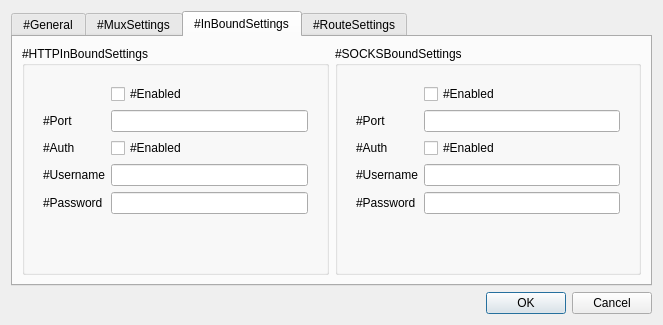
Before: the Qt Designer form src/w_PrefrencesWindow.ui in darsvador/qvssr, drawn with Qt 5.
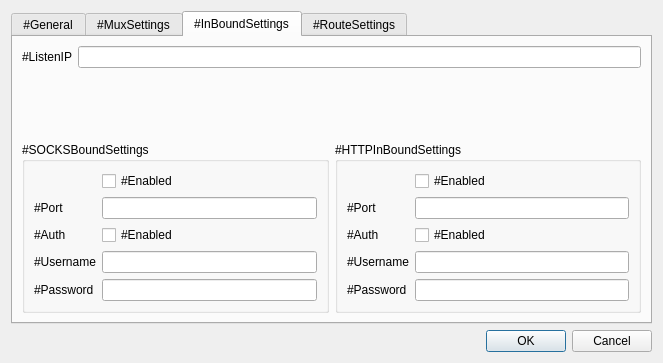
After: the same form once the commit is applied. The open tabs and pages were chosen to show the change.

Patch:
```diff
--- a/src/w_PrefrencesWindow.ui
+++ b/src/w_PrefrencesWindow.ui
@@ -7,7 +7,7 @@
     <x>0</x>
     <y>0</y>
     <width>663</width>
-    <height>325</height>
+    <height>363</height>
    </rect>
   </property>
   <property name="minimumSize">
@@ -186,26 +186,93 @@
       <attribute name="title">
        <string>#InBoundSettings</string>
       </attribute>
+      <layout class="QVBoxLayout" name="verticalLayout">
+       <item>
+        <layout class="QFormLayout" name="formLayout_4">
+         <item row="0" column="0">
+          <widget class="QLabel" name="label_22">
+           <property name="text">
+            <string>#ListenIP</string>
+           </property>
+          </widget>
+         </item>
+         <item row="0" column="1">
+          <widget class="QLineEdit" name="listenIPTxt"/>
+         </item>
+        </layout>
+       </item>
+       <item>
       <layout class="QHBoxLayout" name="horizontalLayout_2">
+         <item>
+          <widget class="QGroupBox" name="groupBox_2">
+           <property name="title">
+            <string>#SOCKSBoundSettings</string>
+           </property>
+           <layout class="QFormLayout" name="formLayout_2">
+            <item row="1" column="0">
+             <widget class="QLabel" name="label_4">
+              <property name="text">
+               <string>#Port</string>
+              </property>
+             </widget>
+            </item>
+            <item row="1" column="1">
+             <widget class="QLineEdit" name="socksPortLE">
+              <property name="text">
+               <string/>
+              </property>
+             </widget>
+            </item>
+            <item row="0" column="1">
+             <widget class="QCheckBox" name="socksCB">
+              <property name="text">
+               <string>#Enabled</string>
+              </property>
+             </widget>
+            </item>
+            <item row="2" column="1">
+             <widget class="QCheckBox" name="socksAuthCB">
+              <property name="text">
+               <string>#Enabled</string>
+              </property>
+             </widget>
+            </item>
+            <item row="2" column="0">
+             <widget class="QLabel" name="label_10">
+              <property name="text">
+               <string>#Auth</string>
+              </property>
+             </widget>
+            </item>
+            <item row="3" column="1">
+             <widget class="QLineEdit" name="socksAuthUsernameTxt"/>
+            </item>
+            <item row="3" column="0">
+             <widget class="QLabel" name="label_11">
+              <property name="text">
+               <string>#Username</string>
+              </property>
+             </widget>
+            </item>
+            <item row="4" column="0">
+             <widget class="QLabel" name="label_12">
+              <property name="text">
+               <string>#Password</string>
+              </property>
+             </widget>
+            </item>
+            <item row="4" column="1">
+             <widget class="QLineEdit" name="socksAuthPasswordTxt"/>
+            </item>
+           </layout>
+          </widget>
+         </item>
        <item>
         <widget class="QGroupBox" name="groupBox">
          <property name="title">
           <string>#HTTPInBoundSettings</string>
          </property>
-         <layout class="QHBoxLayout" name="horizontalLayout">
-          <item>
-           <widget class="QFrame" name="frame_3">
-            <layout class="QFormLayout" name="formLayout_2">
-             <item row="0" column="1">
-              <widget class="QCheckBox" name="httpCB">
-               <property name="layoutDirection">
-                <enum>Qt::LeftToRight</enum>
-               </property>
-               <property name="text">
-                <string>#Enabled</string>
-               </property>
-              </widget>
-             </item>
+           <layout class="QFormLayout" name="formLayout_7">
              <item row="1" column="0">
               <widget class="QLabel" name="label_3">
                <property name="text">
@@ -226,10 +293,13 @@
                </property>
               </widget>
              </item>
-             <item row="3" column="0">
-              <widget class="QLabel" name="label_2">
+            <item row="0" column="1">
+             <widget class="QCheckBox" name="httpCB">
+              <property name="layoutDirection">
+               <enum>Qt::LeftToRight</enum>
+              </property>
                <property name="text">
-                <string>#Username</string>
+               <string>#Enabled</string>
                </property>
               </widget>
              </item>
@@ -240,13 +310,6 @@
                </property>
               </widget>
              </item>
-             <item row="4" column="0">
-              <widget class="QLabel" name="label_13">
-               <property name="text">
-                <string>#Password</string>
-               </property>
-              </widget>
-             </item>
              <item row="2" column="1">
               <widget class="QCheckBox" name="httpAuthCB">
                <property name="text">
@@ -254,9 +317,23 @@
                </property>
               </widget>
              </item>
+            <item row="3" column="0">
+             <widget class="QLabel" name="label_2">
+              <property name="text">
+               <string>#Username</string>
+              </property>
+             </widget>
+            </item>
              <item row="3" column="1">
               <widget class="QLineEdit" name="httpAuthUsernameTxt"/>
              </item>
+            <item row="4" column="0">
+             <widget class="QLabel" name="label_13">
+              <property name="text">
+               <string>#Password</string>
+              </property>
+             </widget>
+            </item>
              <item row="4" column="1">
               <widget class="QLineEdit" name="httpAuthPasswordTxt"/>
              </item>
@@ -264,77 +341,6 @@
            </widget>
           </item>
          </layout>
-        </widget>
-       </item>
-       <item>
-        <widget class="QGroupBox" name="groupBox_2">
-         <property name="title">
-          <string>#SOCKSBoundSettings</string>
-         </property>
-         <layout class="QVBoxLayout" name="verticalLayout">
-          <item>
-           <widget class="QFrame" name="frame_4">
-            <layout class="QFormLayout" name="formLayout_4">
-             <item row="1" column="0">
-              <widget class="QLabel" name="label_4">
-               <property name="text">
-                <string>#Port</string>
-               </property>
-              </widget>
-             </item>
-             <item row="1" column="1">
-              <widget class="QLineEdit" name="socksPortLE">
-               <property name="text">
-                <string/>
-               </property>
-              </widget>
-             </item>
-             <item row="0" column="1">
-              <widget class="QCheckBox" name="socksCB">
-               <property name="text">
-                <string>#Enabled</string>
-               </property>
-              </widget>
-             </item>
-             <item row="2" column="0">
-              <widget class="QLabel" name="label_10">
-               <property name="text">
-                <string>#Auth</string>
-               </property>
-              </widget>
-             </item>
-             <item row="3" column="0">
-              <widget class="QLabel" name="label_11">
-               <property name="text">
-                <string>#Username</string>
-               </property>
-              </widget>
-             </item>
-             <item row="4" column="0">
-              <widget class="QLabel" name="label_12">
-               <property name="text">
-                <string>#Password</string>
-               </property>
-              </widget>
-             </item>
-             <item row="2" column="1">
-              <widget class="QCheckBox" name="socksAuthCB">
-               <property name="text">
-                <string>#Enabled</string>
-               </property>
-              </widget>
-             </item>
-             <item row="3" column="1">
-              <widget class="QLineEdit" name="socksAuthUsernameTxt"/>
-             </item>
-             <item row="4" column="1">
-              <widget class="QLineEdit" name="socksAuthPasswordTxt"/>
-             </item>
-            </layout>
-           </widget>
-          </item>
-         </layout>
-        </widget>
        </item>
       </layout>
      </widget>
@@ -342,6 +348,95 @@
       <attribute name="title">
        <string>#RouteSettings</string>
       </attribute>
+      <layout class="QHBoxLayout" name="horizontalLayout_3">
+       <item>
+        <layout class="QFormLayout" name="formLayout">
+         <item row="0" column="0">
+          <widget class="QLabel" name="label_16">
+           <property name="text">
+            <string>#ProxyGlobal</string>
+           </property>
+          </widget>
+         </item>
+         <item row="0" column="1">
+          <widget class="QCheckBox" name="proxyDefaultCb">
+           <property name="text">
+            <string>#Enabled</string>
+           </property>
+          </widget>
+         </item>
+         <item row="1" column="0">
+          <widget class="QLabel" name="label_17">
+           <property name="text">
+            <string>#ProxyCN</string>
+           </property>
+          </widget>
+         </item>
+         <item row="2" column="0">
+          <widget class="QLabel" name="label_18">
+           <property name="text">
+            <string>#WithLocalDNS</string>
+           </property>
+          </widget>
+         </item>
+         <item row="1" column="1">
+          <widget class="QCheckBox" name="proxyCNCb">
+           <property name="text">
+            <string>#Enabled</string>
+           </property>
+          </widget>
+         </item>
+         <item row="2" column="1">
+          <widget class="QCheckBox" name="localDNSCb">
+           <property name="text">
+            <string>#Enabled</string>
+           </property>
+          </widget>
+         </item>
+        </layout>
+       </item>
+       <item>
+        <widget class="QWidget" name="widget" native="true">
+         <layout class="QVBoxLayout" name="verticalLayout_3">
+          <item>
+           <widget class="QLabel" name="label_21">
+            <property name="text">
+             <string>#DNSList</string>
+            </property>
+           </widget>
+          </item>
+          <item>
+           <widget class="QListWidget" name="DNSListListBox"/>
+          </item>
+          <item>
+           <layout class="QHBoxLayout" name="horizontalLayout">
+            <item>
+             <widget class="QPushButton" name="addDNStoListBtn">
+              <property name="text">
+               <string>Add</string>
+              </property>
+             </widget>
+            </item>
+            <item>
+             <widget class="QPushButton" name="removeDNSinListBtn">
+              <property name="text">
+               <string>Remove</string>
+              </property>
+             </widget>
+            </item>
+            <item>
+             <widget class="QPushButton" name="chearDNSListBtn">
+              <property name="text">
+               <string>Clear</string>
+              </property>
+             </widget>
+            </item>
+           </layout>
+          </item>
+         </layout>
+        </widget>
+       </item>
+      </layout>
      </widget>
     </widget>
    </item>
```
Left out of the diff: 24 changed lines with no effect on the pictures. Lines whose indentation alone changed are shown as unchanged.
